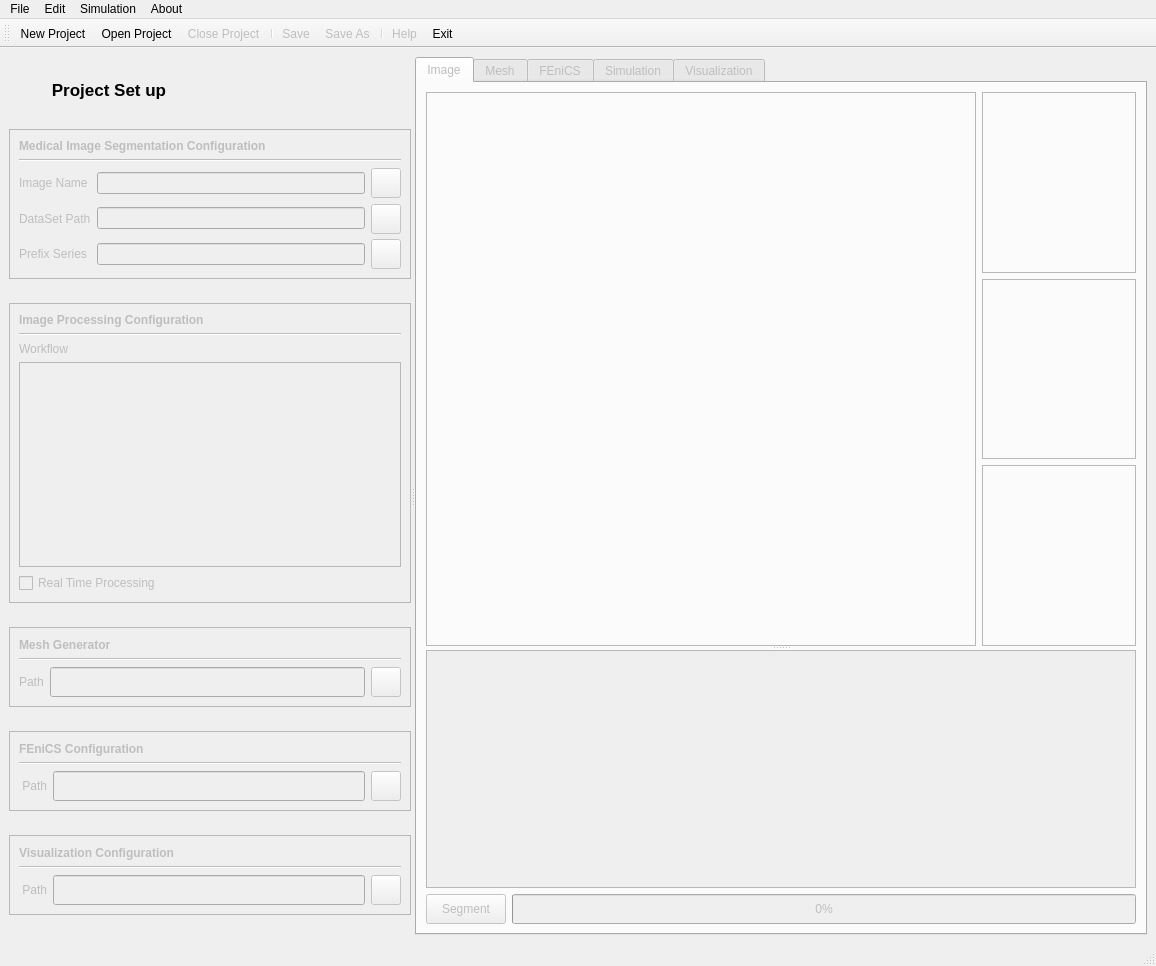
The window that FEniCSBloodSim/fenics_blood_sim.ui (carmenalonsomontes/FEniCS-Medical-Simulation) describes before a commit, drawn with Qt 5.
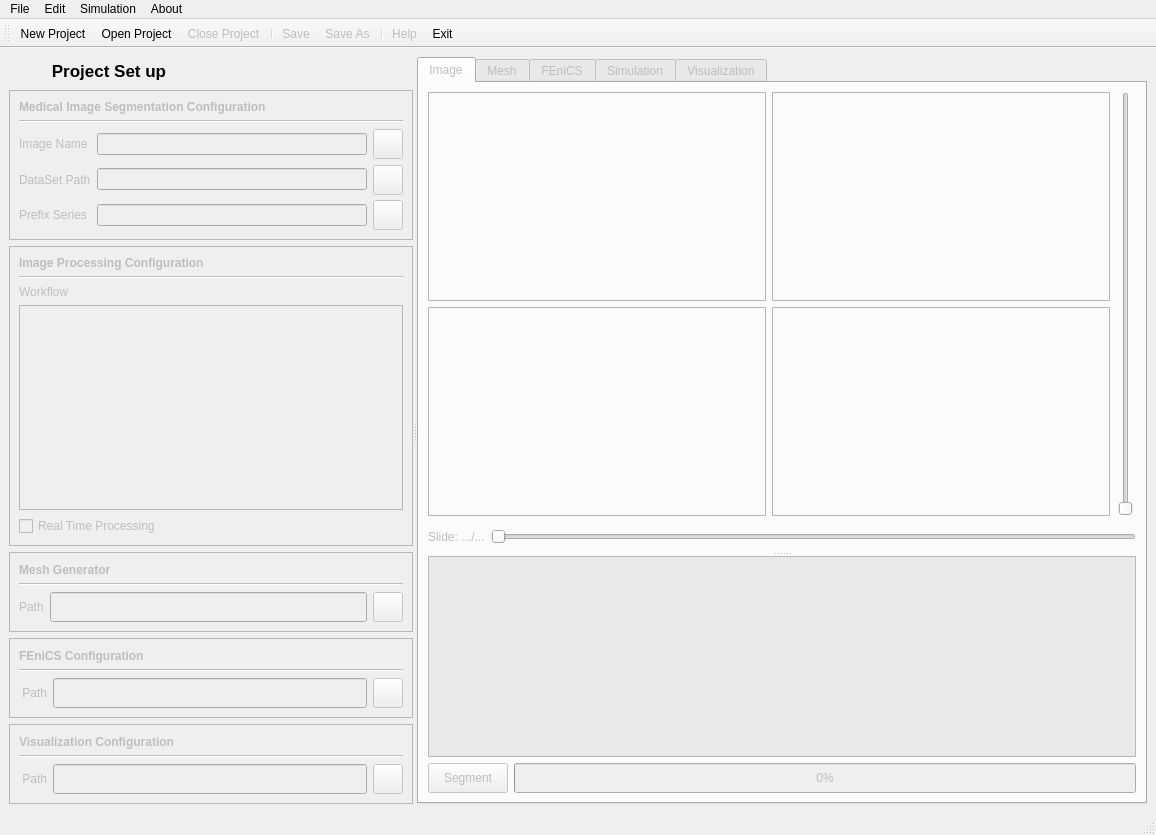
The same window after the commit. Icons and pictures are not drawn. Custom widgets are drawn as their Qt base class.

Commit message: The following elements were added: + Added the basic functionality for opening a 3D image + Added the basic functionality for opening a 2D slice + Added basically functionality to remove images and keep all the Qvtk objects in black + Adjusted the design of the other tabs: Fenics, mesh, simulation and visualization

```diff
--- a/FEniCSBloodSim/fenics_blood_sim.ui
+++ b/FEniCSBloodSim/fenics_blood_sim.ui
@@ -7,7 +7,7 @@
     <x>0</x>
     <y>0</y>
     <width>1156</width>
-    <height>966</height>
+    <height>835</height>
    </rect>
   </property>
   <property name="windowTitle">
@@ -806,20 +806,24 @@
         <attribute name="title">
          <string>Image</string>
         </attribute>
-        <layout class="QVBoxLayout" name="verticalLayout_2">
+        <layout class="QVBoxLayout" name="verticalLayout_20">
          <item>
           <widget class="QSplitter" name="splitter_2">
            <property name="orientation">
             <enum>Qt::Vertical</enum>
            </property>
            <widget class="QWidget" name="layoutWidget">
+            <layout class="QVBoxLayout" name="verticalLayout_2">
+             <item>
+              <layout class="QHBoxLayout" name="horizontalLayout_5">
+               <item>
             <layout class="QGridLayout" name="gridLayout_6">
-             <item row="0" column="0" rowspan="3">
-              <widget class="QFrame" name="frame_9">
+                 <item row="0" column="0">
+                  <widget class="QFrame" name="mainImageFrame">
                <property name="minimumSize">
                 <size>
-                 <width>550</width>
-                 <height>450</height>
+                     <width>200</width>
+                     <height>200</height>
                 </size>
                </property>
                <property name="frameShape">
@@ -836,8 +840,51 @@
                  <widget class="QVTKWidget" name="mainImageWidget" native="true">
                   <property name="minimumSize">
                    <size>
-                    <width>500</width>
-                    <height>400</height>
+                        <width>130</width>
+                        <height>130</height>
+                       </size>
+                      </property>
+                     </widget>
+                    </item>
+                   </layout>
+                  </widget>
+                 </item>
+                 <item row="1" column="1">
+                  <widget class="QFrame" name="sagittalFrame">
+                   <property name="minimumSize">
+                    <size>
+                     <width>200</width>
+                     <height>200</height>
+                    </size>
+                   </property>
+                   <property name="maximumSize">
+                    <size>
+                     <width>16777215</width>
+                     <height>16777215</height>
+                    </size>
+                   </property>
+                   <property name="frameShape">
+                    <enum>QFrame::StyledPanel</enum>
+                   </property>
+                   <property name="frameShadow">
+                    <enum>QFrame::Raised</enum>
+                   </property>
+                   <property name="lineWidth">
+                    <number>5</number>
+                   </property>
+                   <layout class="QVBoxLayout" name="verticalLayout_11">
+                    <item>
+                     <widget class="QVTKWidget" name="sagittalViewWidget" native="true">
+                      <property name="minimumSize">
+                       <size>
+                        <width>130</width>
+                        <height>130</height>
+                       </size>
+                      </property>
+                      <property name="maximumSize">
+                       <size>
+                        <width>16777215</width>
+                        <height>16777215</height>
                    </size>
                   </property>
                  </widget>
@@ -855,14 +902,14 @@
                </property>
                <property name="minimumSize">
                 <size>
-                 <width>150</width>
-                 <height>150</height>
+                     <width>200</width>
+                     <height>200</height>
                 </size>
                </property>
                <property name="maximumSize">
                 <size>
-                 <width>300</width>
-                 <height>300</height>
+                     <width>16777215</width>
+                     <height>16777215</height>
                 </size>
                </property>
                <property name="frameShape">
@@ -885,8 +932,8 @@
                   </property>
                   <property name="maximumSize">
                    <size>
-                    <width>300</width>
-                    <height>300</height>
+                        <width>16777215</width>
+                        <height>16777215</height>
                    </size>
                   </property>
                  </widget>
@@ -894,61 +941,18 @@
                </layout>
               </widget>
              </item>
-             <item row="1" column="1">
-              <widget class="QFrame" name="frame_7">
+                 <item row="1" column="0">
+                  <widget class="QFrame" name="coronalFrame">
                <property name="minimumSize">
                 <size>
-                 <width>150</width>
-                 <height>150</height>
+                     <width>200</width>
+                     <height>200</height>
                 </size>
                </property>
                <property name="maximumSize">
                 <size>
-                 <width>300</width>
-                 <height>300</height>
-                </size>
-               </property>
-               <property name="frameShape">
-                <enum>QFrame::StyledPanel</enum>
-               </property>
-               <property name="frameShadow">
-                <enum>QFrame::Raised</enum>
-               </property>
-               <property name="lineWidth">
-                <number>5</number>
-               </property>
-               <layout class="QVBoxLayout" name="verticalLayout_11">
-                <item>
-                 <widget class="QVTKWidget" name="sagittalViewWidget" native="true">
-                  <property name="minimumSize">
-                   <size>
-                    <width>130</width>
-                    <height>130</height>
-                   </size>
-                  </property>
-                  <property name="maximumSize">
-                   <size>
-                    <width>300</width>
-                    <height>300</height>
-                   </size>
-                  </property>
-                 </widget>
-                </item>
-               </layout>
-              </widget>
-             </item>
-             <item row="2" column="1">
-              <widget class="QFrame" name="frame_8">
-               <property name="minimumSize">
-                <size>
-                 <width>150</width>
-                 <height>150</height>
-                </size>
-               </property>
-               <property name="maximumSize">
-                <size>
-                 <width>300</width>
-                 <height>300</height>
+                     <width>16777215</width>
+                     <height>16777215</height>
                 </size>
                </property>
                <property name="frameShape">
@@ -971,7 +975,7 @@
                   </property>
                   <property name="maximumSize">
                    <size>
-                    <width>300</width>
+                        <width>16777215</width>
                     <height>16777215</height>
                    </size>
                   </property>
@@ -979,6 +983,71 @@
                 </item>
                </layout>
               </widget>
+                 </item>
+                </layout>
+               </item>
+               <item>
+                <widget class="QSlider" name="brightNessverticalSlider">
+                 <property name="minimumSize">
+                  <size>
+                   <width>20</width>
+                   <height>100</height>
+                  </size>
+                 </property>
+                 <property name="maximumSize">
+                  <size>
+                   <width>20</width>
+                   <height>16777215</height>
+                  </size>
+                 </property>
+                 <property name="orientation">
+                  <enum>Qt::Vertical</enum>
+                 </property>
+                </widget>
+               </item>
+              </layout>
+             </item>
+             <item>
+              <layout class="QHBoxLayout" name="horizontalLayout_4">
+               <item>
+                <widget class="QLabel" name="sliceNoLabel">
+                 <property name="minimumSize">
+                  <size>
+                   <width>0</width>
+                   <height>30</height>
+                  </size>
+                 </property>
+                 <property name="maximumSize">
+                  <size>
+                   <width>16777215</width>
+                   <height>30</height>
+                  </size>
+                 </property>
+                 <property name="text">
+                  <string>Slide: .../...</string>
+                 </property>
+                </widget>
+               </item>
+               <item>
+                <widget class="QSlider" name="sliceNoSlider">
+                 <property name="minimumSize">
+                  <size>
+                   <width>20</width>
+                   <height>0</height>
+                  </size>
+                 </property>
+                 <property name="maximumSize">
+                  <size>
+                   <width>16777215</width>
+                   <height>20</height>
+                  </size>
+                 </property>
+                 <property name="orientation">
+                  <enum>Qt::Horizontal</enum>
+                 </property>
+                </widget>
+               </item>
+              </layout>
              </item>
             </layout>
            </widget>
@@ -986,10 +1055,16 @@
             <layout class="QGridLayout" name="gridLayout_5">
              <item row="0" column="0" colspan="2">
               <widget class="QTextEdit" name="imageConsoleTextEdit">
+               <property name="sizePolicy">
+                <sizepolicy hsizetype="Minimum" vsizetype="Minimum">
+                 <horstretch>0</horstretch>
+                 <verstretch>0</verstretch>
+                </sizepolicy>
+               </property>
                <property name="minimumSize">
                 <size>
-                 <width>50</width>
-                 <height>50</height>
+                 <width>150</width>
+                 <height>150</height>
                 </size>
                </property>
                <property name="maximumSize">
@@ -998,6 +1073,70 @@
                  <height>300</height>
                 </size>
                </property>
+               <property name="palette">
+                <palette>
+                 <active>
+                  <colorrole role="Base">
+                   <brush brushstyle="SolidPattern">
+                    <color alpha="255">
+                     <red>234</red>
+                     <green>233</green>
+                     <blue>232</blue>
+                    </color>
+                   </brush>
+                  </colorrole>
+                  <colorrole role="HighlightedText">
+                   <brush brushstyle="SolidPattern">
+                    <color alpha="255">
+                     <red>255</red>
+                     <green>255</green>
+                     <blue>255</blue>
+                    </color>
+                   </brush>
+                  </colorrole>
+                 </active>
+                 <inactive>
+                  <colorrole role="Base">
+                   <brush brushstyle="SolidPattern">
+                    <color alpha="255">
+                     <red>234</red>
+                     <green>233</green>
+                     <blue>232</blue>
+                    </color>
+                   </brush>
+                  </colorrole>
+                  <colorrole role="HighlightedText">
+                   <brush brushstyle="SolidPattern">
+                    <color alpha="255">
+                     <red>255</red>
+                     <green>255</green>
+                     <blue>255</blue>
+                    </color>
+                   </brush>
+                  </colorrole>
+                 </inactive>
+                 <disabled>
+                  <colorrole role="Base">
+                   <brush brushstyle="SolidPattern">
+                    <color alpha="255">
+                     <red>234</red>
+                     <green>233</green>
+                     <blue>232</blue>
+                    </color>
+                   </brush>
+                  </colorrole>
+                  <colorrole role="HighlightedText">
+                   <brush brushstyle="SolidPattern">
+                    <color alpha="255">
+                     <red>255</red>
+                     <green>255</green>
+                     <blue>255</blue>
+                    </color>
+                   </brush>
+                  </colorrole>
+                 </disabled>
+                </palette>
+               </property>
                <property name="readOnly">
                 <bool>true</bool>
                </property>
```
Left out of the diff: 351 changed lines with no effect on the pictures. Lines whose indentation alone changed are shown as unchanged. The commit also changes 10 other files.
